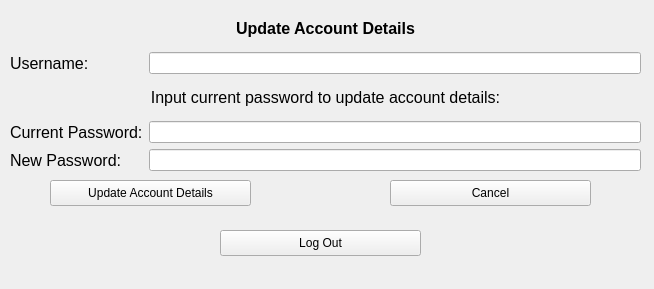
Old version of the form frontend/account_settings_window.ui in the repository jtmedalla/cmsc128-Lab1_CRUD_Medalla.
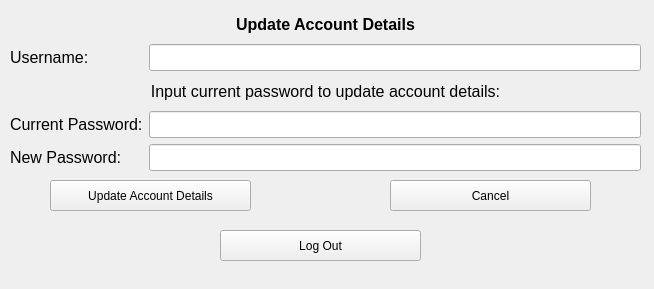
New version of the form.

```diff
--- a/frontend/account_settings_window.ui
+++ b/frontend/account_settings_window.ui
@@ -10,6 +10,24 @@
     <height>289</height>
    </rect>
   </property>
+  <property name="sizePolicy">
+   <sizepolicy hsizetype="Fixed" vsizetype="Fixed">
+    <horstretch>0</horstretch>
+    <verstretch>0</verstretch>
+   </sizepolicy>
+  </property>
+  <property name="minimumSize">
+   <size>
+    <width>654</width>
+    <height>289</height>
+   </size>
+  </property>
+  <property name="maximumSize">
+   <size>
+    <width>654</width>
+    <height>289</height>
+   </size>
+  </property>
   <property name="windowTitle">
    <string>Form</string>
   </property>
@@ -25,8 +43,17 @@
    <layout class="QGridLayout" name="gridLayout">
     <item row="4" column="1">
      <widget class="QLineEdit" name="line_new_pwd">
+      <property name="font">
+       <font>
+        <family>Arial</family>
+        <pointsize>12</pointsize>
+       </font>
+      </property>
+      <property name="maxLength">
+       <number>64</number>
+      </property>
       <property name="echoMode">
-       <enum>QLineEdit::EchoMode::Password</enum>
+       <enum>QLineEdit::EchoMode::PasswordEchoOnEdit</enum>
       </property>
      </widget>
     </item>
@@ -45,13 +72,32 @@
     </item>
     <item row="3" column="1">
      <widget class="QLineEdit" name="line_curr_pwd">
+      <property name="font">
+       <font>
+        <family>Arial</family>
+        <pointsize>12</pointsize>
+       </font>
+      </property>
+      <property name="maxLength">
+       <number>64</number>
+      </property>
       <property name="echoMode">
-       <enum>QLineEdit::EchoMode::Password</enum>
+       <enum>QLineEdit::EchoMode::PasswordEchoOnEdit</enum>
       </property>
      </widget>
     </item>
     <item row="1" column="1">
-     <widget class="QLineEdit" name="line_update_usrname"/>
+     <widget class="QLineEdit" name="line_update_usrname">
+      <property name="font">
+       <font>
+        <family>Arial</family>
+        <pointsize>12</pointsize>
+       </font>
+      </property>
+      <property name="maxLength">
+       <number>32</number>
+      </property>
+     </widget>
     </item>
     <item row="4" column="0">
      <widget class="QLabel" name="lbl_new_pass">
@@ -120,7 +166,7 @@
      <x>390</x>
      <y>180</y>
      <width>201</width>
-     <height>26</height>
+     <height>31</height>
     </rect>
    </property>
    <property name="text">
@@ -133,7 +179,7 @@
      <x>50</x>
      <y>180</y>
      <width>201</width>
-     <height>26</height>
+     <height>31</height>
     </rect>
    </property>
    <property name="text">
@@ -146,7 +192,7 @@
      <x>220</x>
      <y>230</y>
      <width>201</width>
-     <height>26</height>
+     <height>31</height>
     </rect>
    </property>
    <property name="text">
```
Left out of the diff: 10 changed lines with no effect on the pictures.
